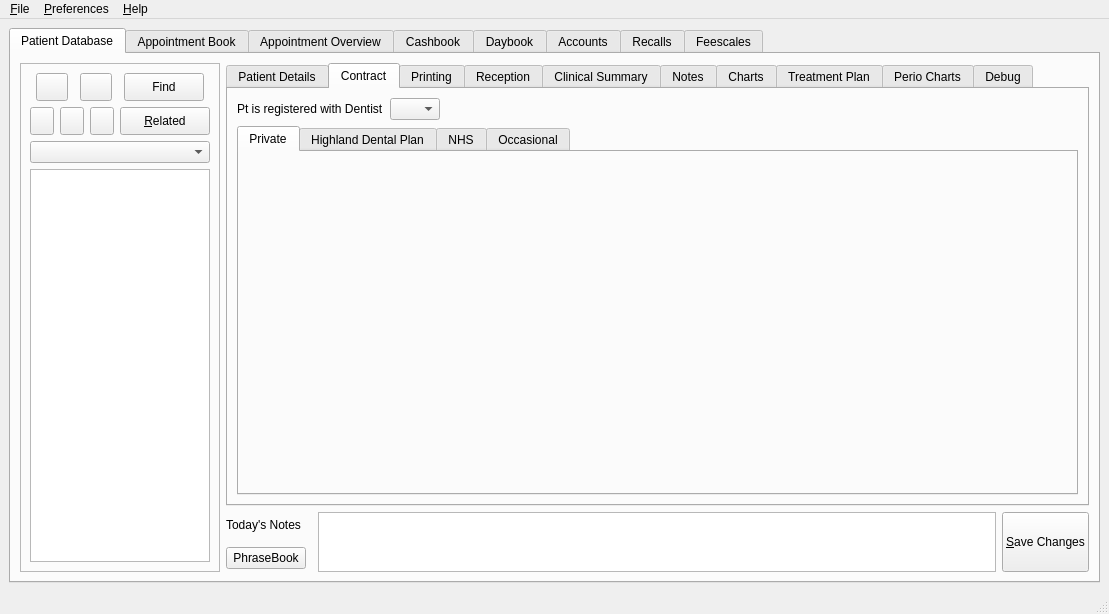
Old version of the form qt-designer/main.ui in the repository rowinggolfer/openmolar1.
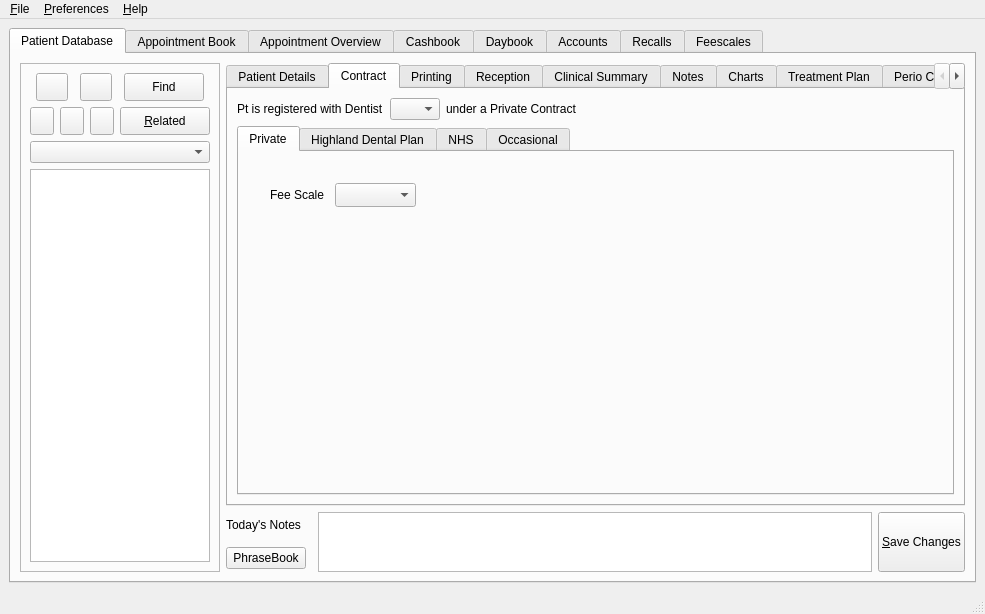
New version of the form. The open tabs and pages were chosen to show the change. Icons and pictures are not drawn.

The edit to the form file:
```diff
--- a/qt-designer/main.ui
+++ b/qt-designer/main.ui
@@ -5,7 +5,7 @@
    <rect>
     <x>0</x>
     <y>0</y>
-    <width>1109</width>
+    <width>985</width>
     <height>614</height>
    </rect>
   </property>
@@ -1301,19 +1301,6 @@
                <string>Contract</string>
               </attribute>
               <layout class="QGridLayout" name="gridLayout_23" >
-               <item row="0" column="2" >
-                <spacer name="horizontalSpacer_5" >
-                 <property name="orientation" >
-                  <enum>Qt::Horizontal</enum>
-                 </property>
-                 <property name="sizeHint" stdset="0" >
-                  <size>
-                   <width>368</width>
-                   <height>20</height>
-                  </size>
-                 </property>
-                </spacer>
-               </item>
                <item row="0" column="0" >
                 <widget class="QLabel" name="label_21" >
                  <property name="text" >
@@ -1331,7 +1318,27 @@
                  </property>
                 </widget>
                </item>
-               <item row="1" column="0" colspan="3" >
+               <item row="0" column="2" >
+                <widget class="QLabel" name="contractType_label" >
+                 <property name="text" >
+                  <string>under a Private Contract</string>
+                 </property>
+                </widget>
+               </item>
+               <item row="0" column="3" >
+                <spacer name="horizontalSpacer_5" >
+                 <property name="orientation" >
+                  <enum>Qt::Horizontal</enum>
+                 </property>
+                 <property name="sizeHint" stdset="0" >
+                  <size>
+                   <width>368</width>
+                   <height>20</height>
+                  </size>
+                 </property>
+                </spacer>
+               </item>
+               <item row="1" column="0" colspan="4" >
                 <widget class="QTabWidget" name="contract_tabWidget" >
                  <property name="currentIndex" >
                   <number>0</number>
@@ -1340,6 +1347,29 @@
                   <attribute name="title" >
                    <string>Private</string>
                   </attribute>
+                  <widget class="QComboBox" name="privatefeeScale_comboBox" >
+                   <property name="geometry" >
+                    <rect>
+                     <x>96</x>
+                     <y>31</y>
+                     <width>81</width>
+                     <height>24</height>
+                    </rect>
+                   </property>
+                  </widget>
+                  <widget class="QLabel" name="label_8" >
+                   <property name="geometry" >
+                    <rect>
+                     <x>31</x>
+                     <y>31</y>
+                     <width>59</width>
+                     <height>24</height>
+                    </rect>
+                   </property>
+                   <property name="text" >
+                    <string>Fee Scale</string>
+                   </property>
+                  </widget>
                  </widget>
                  <widget class="QWidget" name="tab_19" >
                   <attribute name="title" >
@@ -4411,7 +4441,7 @@
     <rect>
      <x>0</x>
      <y>0</y>
-     <width>1109</width>
+     <width>985</width>
      <height>24</height>
     </rect>
    </property>
```
Left out of the diff: 86 changed lines with no effect on the pictures.
